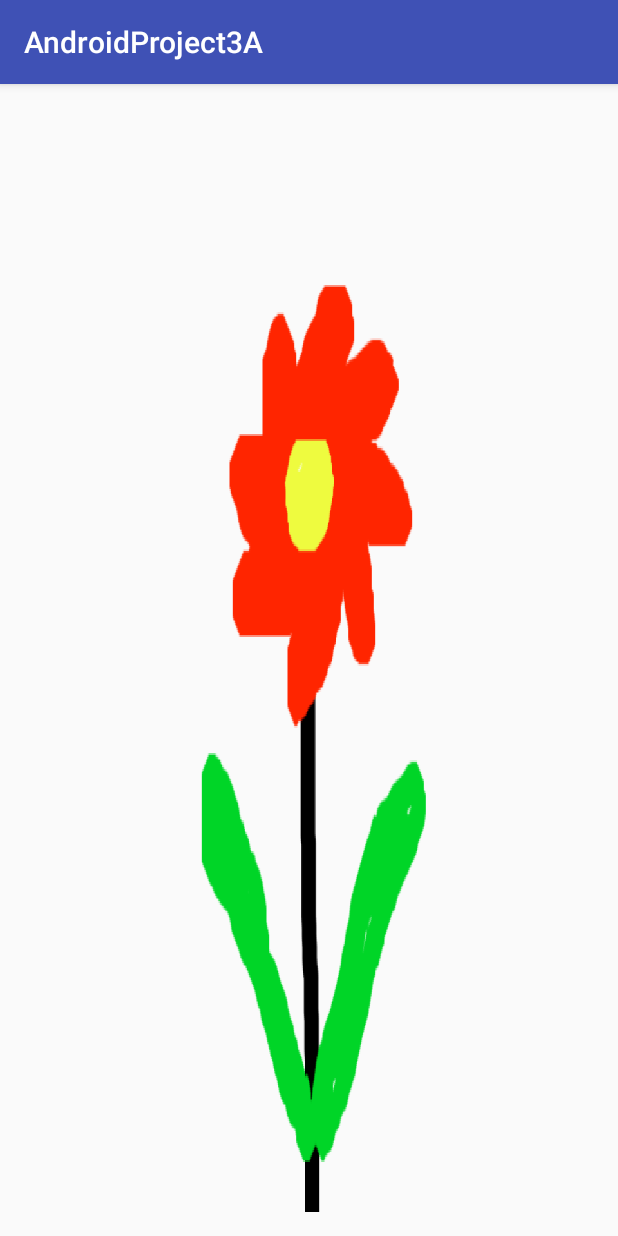
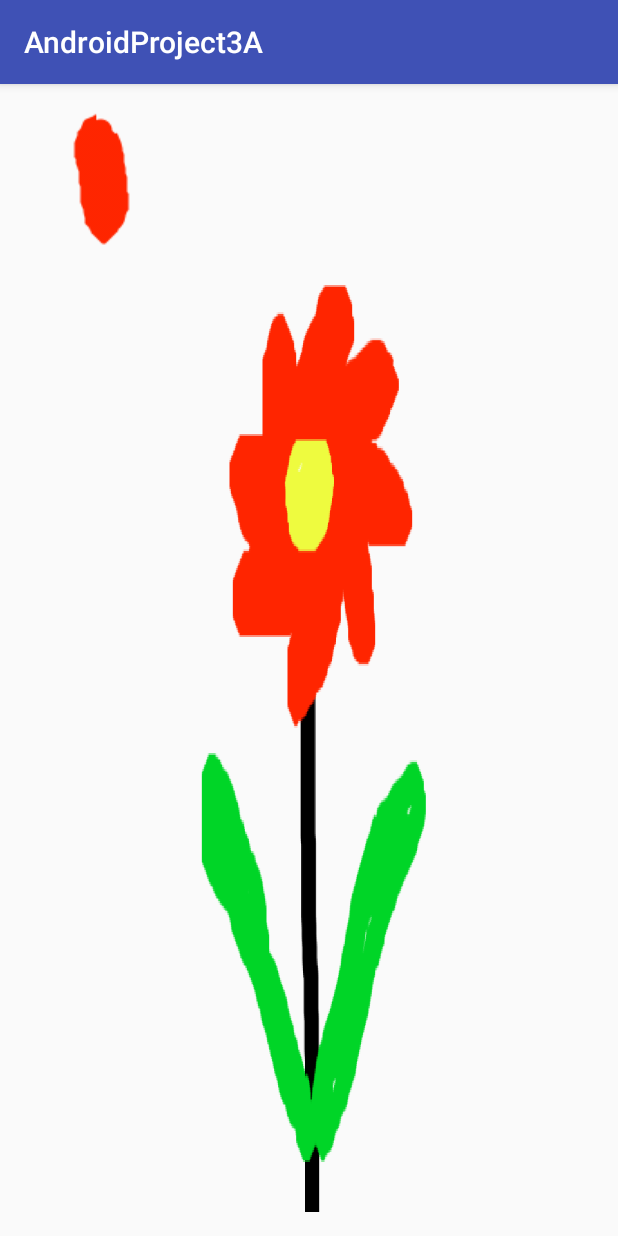
Before and after one commit to roppe546/AndroidProject3A, an Android app: the screen it shows after launch (MainActivity), on a phone screen of 412 x 824 dp. Run offline under Robolectric (Android 15) with nearby library versions, the phone set to English and light mode, and no system bars.

Commit message:
Fix preliminary petal animation.

```diff
--- a/app/src/main/java/com/example/robin/androidproject3a/FlowerAnimation.java
+++ b/app/src/main/java/com/example/robin/androidproject3a/FlowerAnimation.java
@@ -153,6 +153,6 @@ public class FlowerAnimation extends View {
 
     public void playShake() {
         _background = 0;
-        petal.startAnimation(petals);
+//        petal.startAnimation(petals);
     }
 }
--- a/app/src/main/java/com/example/robin/androidproject3a/MainActivity.java
+++ b/app/src/main/java/com/example/robin/androidproject3a/MainActivity.java
@@ -7,6 +7,8 @@ import android.hardware.SensorEventListener;
 import android.hardware.SensorManager;
 import android.support.v7.app.AppCompatActivity;
 import android.os.Bundle;
+import android.view.animation.Animation;
+import android.view.animation.AnimationUtils;
 import android.widget.ImageView;
 
 import java.util.Date;
@@ -34,6 +36,7 @@ public class MainActivity extends AppCompatActivity {
 
     private FlowerAnimation flowerAnimation;
     private ImageView petal;
+    private Animation petals;
 
     @Override
     protected void onCreate(Bundle savedInstanceState) {
@@ -46,6 +49,8 @@ public class MainActivity extends AppCompatActivity {
         magneticSensor = manager.getDefaultSensor(Sensor.TYPE_MAGNETIC_FIELD);
         flowerAnimation = (FlowerAnimation) findViewById(R.id.flowerView);
         petal = (ImageView) findViewById(R.id.petal);
+        petals = AnimationUtils.loadAnimation(this, R.anim.nopetals);
+
     }
 
     @Override
@@ -110,7 +115,8 @@ public class MainActivity extends AppCompatActivity {
                     accCounter++;
                     System.out.println("we HAVE been shaking for 0.2s");
                     if (accCounter >= 5) {
-                        flowerAnimation.playShake();
+//                        flowerAnimation.playShake();
+                        playShake();
                         System.out.println("we HAVE been shaking for 1.0s");
                     }
                 } else {
@@ -155,4 +161,8 @@ public class MainActivity extends AppCompatActivity {
             flowerAnimation.drawFlower(degreeValues[1]);
         }
     }
+
+    private void playShake() {
+        petal.startAnimation(petals);
+    }
 }
--- a/app/src/main/res/layout/activity_main.xml
+++ b/app/src/main/res/layout/activity_main.xml
@@ -22,5 +22,6 @@
     <ImageView
         android:id="@+id/petal"
         android:layout_width="wrap_content"
-        android:layout_height="wrap_content" />
+        android:layout_height="wrap_content"
+        android:src="@drawable/petal"/>
 </RelativeLayout>
```
